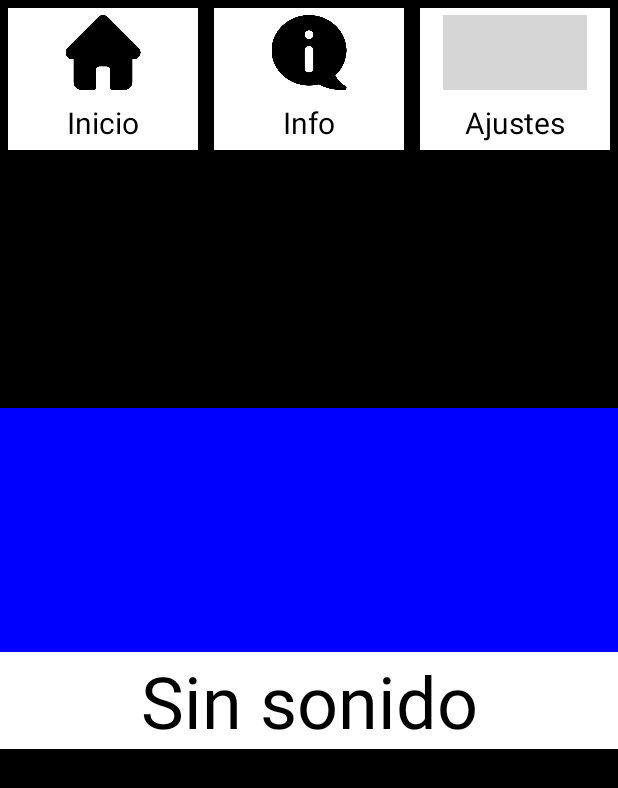
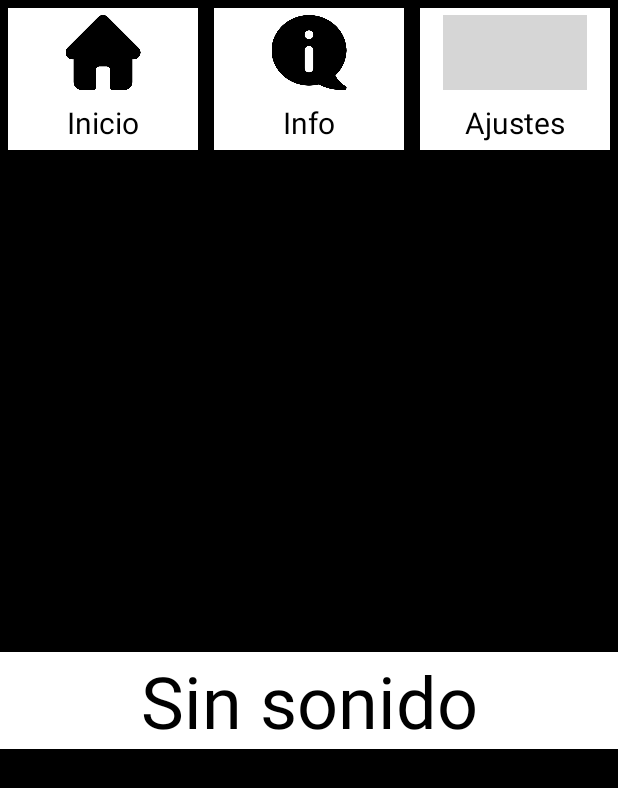
Before and after one commit to jmsp09/ata, an Android app: the TunerActivity screen opened directly, with no data from a screen before it, on a phone screen of 412 x 824 dp. Shown: the top 788 px of the screen. Run offline under Robolectric (Android 15) with nearby library versions, the phone set to English and light mode, and no system bars; grey boxes are pictures that could not be loaded.

Commit message:
Ajuste color contraste barra

```diff
--- a/app/build.gradle
+++ b/app/build.gradle
@@ -10,8 +10,8 @@ android {
         applicationId "com.unir.ata"
         minSdk 26
         targetSdk 34
-        versionCode 7
-        versionName "7.0"
+        versionCode 9
+        versionName "9.0"
 
         testInstrumentationRunner "androidx.test.runner.AndroidJUnitRunner"
     }
--- a/app/src/main/java/com/unir/ata/TunerActivity.java
+++ b/app/src/main/java/com/unir/ata/TunerActivity.java
@@ -276,7 +276,7 @@ public class TunerActivity extends AppCompatActivity
                             deviation2
                     );
                     boolean bigDeviation = deviation > 50;
-                    int deviationColor =  bigDeviation ? Color.RED : Color.BLUE;
+                    int deviationColor =  bigDeviation ? Color.RED : Color.parseColor("#FFA401"); //Naranja
                     msgVeryModifier = bigDeviation? getString(R.string.very) : getString(R.string.a_bit);
                     msgDirectionModifier = directionTop? getString(R.string.high) : getString(R.string.low);
 
--- a/app/src/main/res/layout/tuner_fragment.xml
+++ b/app/src/main/res/layout/tuner_fragment.xml
@@ -34,7 +34,7 @@
             android:layout_width="match_parent"
             android:layout_height="0dp"
             android:layout_weight="1"
-            android:background="@color/blue"
+            android:background="@color/black"
             android:orientation="vertical"
             app:layout_constraintBottom_toBottomOf="parent"
             app:layout_constraintEnd_toEndOf="parent"
@@ -49,6 +49,8 @@
         android:text="@string/not_sound"
         android:background="@color/white"
         android:textColor="@color/black"
+        android:layout_marginTop="6dp"
+        android:layout_marginBottom="6dp"
         android:gravity="center"
         android:textSize="48sp"
         app:layout_constraintBottom_toBottomOf="parent"
```
Also changed, not shown: app/src/main/res/drawable/border_top_bottom.xml (added, +27 -0 lines).
